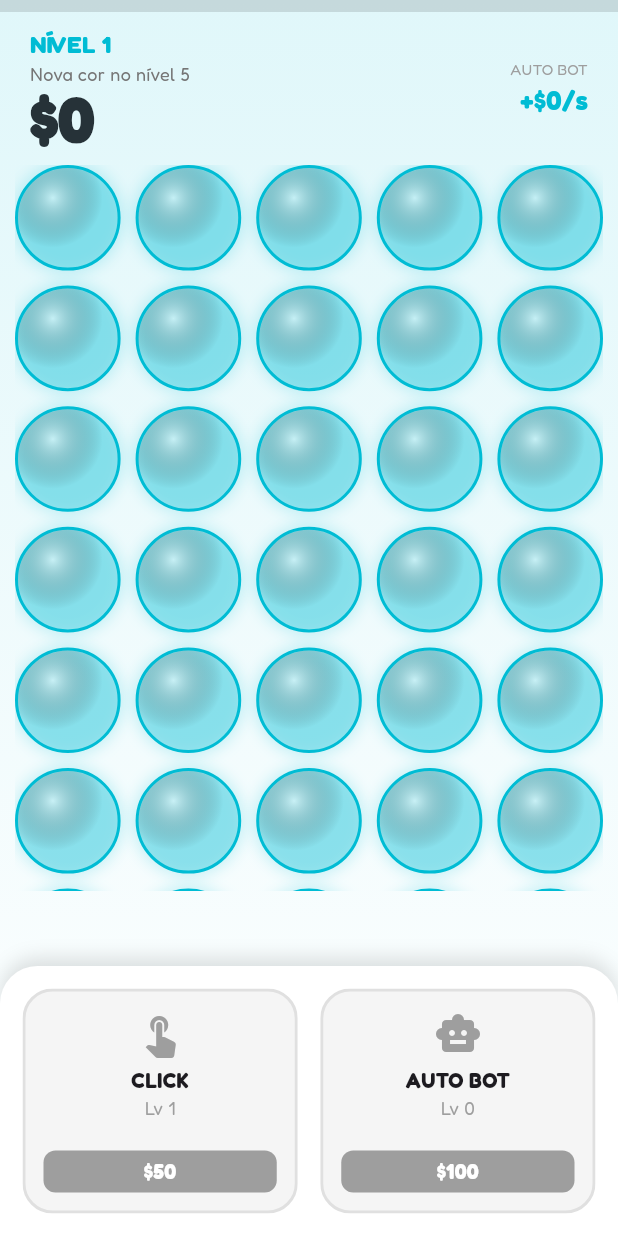
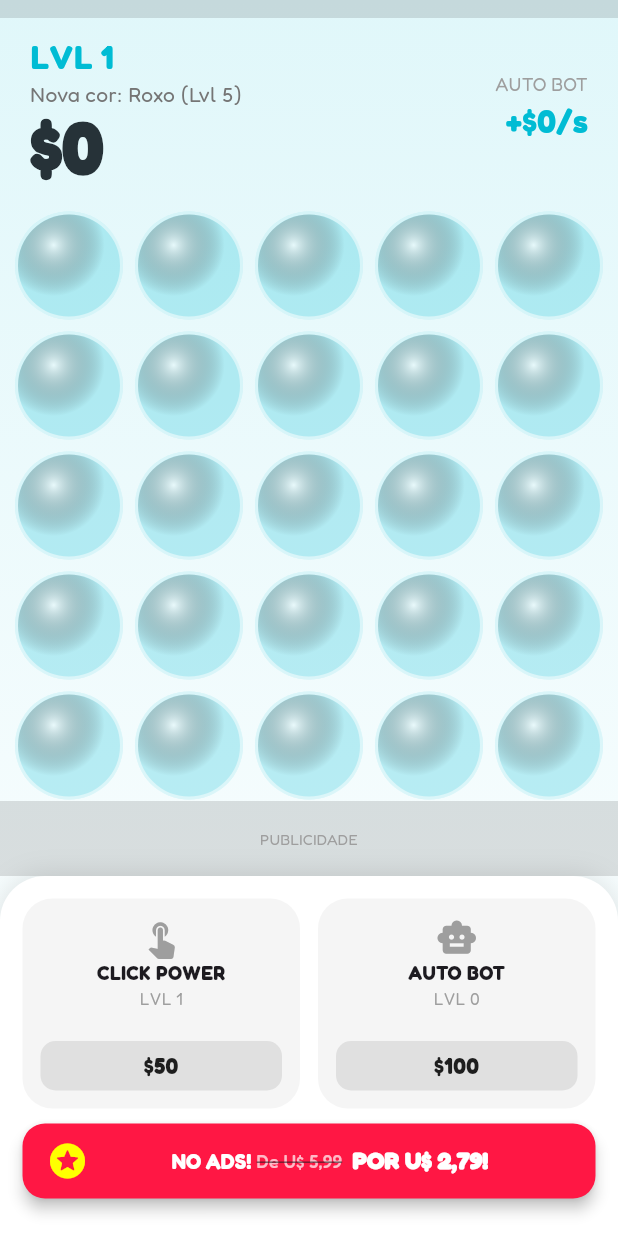
Before and after one commit to felipergalvao/plastico-bolha, a Flutter app: the screen it shows after launch, on a phone screen of 412 x 824 dp. Run offline on Flutter 3.47's test engine with Material 3 defaults, Android fonts, the phone set to English and light mode, and no system bars; our stand-ins replace audioplayers, google_fonts, google_mobile_ads, shared_preferences, vibration; network calls fail.

Commit message:
fix: restore swipe, fix pkg name, auto versioning

```diff
--- a/lib/main.dart
+++ b/lib/main.dart
@@ -41,42 +41,40 @@ class GameScreen extends StatefulWidget {
 }
 
 class _GameScreenState extends State<GameScreen> with WidgetsBindingObserver {
-  // --- Variáveis de Estado ---
+  // --- Estado ---
   double money = 0;
   double totalEarnings = 0;
   int clickValue = 1;
   double autoClickRate = 0;
   int levelClick = 1;
   int levelAuto = 0;
-
-  // Custos iniciais
   double costClickUpgrade = 50;
   double costAutoUpgrade = 100;
 
-  // Sistema
   final AudioPlayer _sfxPlayer = AudioPlayer();
   BannerAd? _bannerAd;
   bool _isBannerAdLoaded = false;
   InterstitialAd? _interstitialAd;
   Timer? _autoClickTimer;
 
-  // Grid Config (7 linhas para garantir espaço para o Ad)
+  // Grid Config (8 linhas para caber tudo e rolar se precisar)
   final int _columns = 5;
-  final int _rows = 7;
+  final int _rows = 8;
   late int _totalBubbles;
+  final double _gridPadding = 10.0;
 
-  // Chaves para as bolhas
   late List<GlobalKey<_BubbleWidgetState>> _bubbleKeys;
 
   @override
   void initState() {
     super.initState();
-    WidgetsBinding.instance.addObserver(this); // Monitorar ciclo de vida
+    WidgetsBinding.instance.addObserver(this);
     _totalBubbles = _columns * _rows;
     _bubbleKeys = List.generate(_totalBubbles, (_) => GlobalKey<_BubbleWidgetState>());
 
     _sfxPlayer.setReleaseMode(ReleaseMode.stop);
     _loadProgress();
+    _startAutoClicker();
 
     _initBannerAd();
     _loadInterstitialAd();
@@ -92,15 +90,12 @@ class _GameScreenState extends State<GameScreen> with WidgetsBindingObserver {
     super.dispose();
   }
 
-  // --- Ciclo de Vida: Pausa o Bot se sair do app ---
   @override
   void didChangeAppLifecycleState(AppLifecycleState state) {
     if (state == AppLifecycleState.paused) {
-      // Usuário saiu ou minimizou: PAUSA TUDO
       _autoClickTimer?.cancel();
       _saveProgress();
     } else if (state == AppLifecycleState.resumed) {
-      // Usuário voltou: RELIGA O BOT (sem dar dinheiro pelo tempo fora)
       _startAutoClicker();
     }
   }
@@ -109,15 +104,40 @@ class _GameScreenState extends State<GameScreen> with WidgetsBindingObserver {
     _autoClickTimer?.cancel();
     if (autoClickRate > 0) {
       _autoClickTimer = Timer.periodic(const Duration(seconds: 1), (timer) {
-        // Só adiciona dinheiro se o app estiver montado e ativo
-        if (mounted) {
-          _addMoney(autoClickRate);
-        }
+        if (mounted) _addMoney(autoClickRate);
       });
     }
   }
 
-  // --- Lógica do Jogo ---
+  // --- Lógica Matemática e Swipe ---
+
+  // Função crítica: Converte o toque na tela em índice da bolha
+  void _handleSwipe(Offset localPos, Size gridSize) {
+    // Área útil da grid descontando o padding
+    double activeWidth = gridSize.width - (_gridPadding * 2);
+    double activeHeight = gridSize.height - (_gridPadding * 2);
+
+    // Posição relativa dentro da área útil
+    double dx = localPos.dx - _gridPadding;
+    double dy = localPos.dy - _gridPadding;
+
+    // Se saiu da área, ignora
+    if (dx < 0 || dy < 0 || dx > activeWidth || dy > activeHeight) return;
+
+    // Tamanho exato de cada célula
+    double cellWidth = activeWidth / _columns;
+    double cellHeight = activeHeight / _rows;
+
+    int col = (dx / cellWidth).floor();
+    int row = (dy / cellHeight).floor();
+
+    if (col >= 0 && col < _columns && row >= 0 && row < _rows) {
+      int index = row * _columns + col;
+      if (index >= 0 && index < _totalBubbles) {
+        _bubbleKeys[index].currentState?.pop();
+      }
+    }
+  }
 
   String formatMoney(double value) {
     if (value >= 1000000) return "${(value / 1000000).toStringAsFixed(2)}M";
@@ -135,18 +155,18 @@ class _GameScreenState extends State<GameScreen> with WidgetsBindingObserver {
 
   Color get levelColor {
     int lvl = currentLevel;
-    if (lvl >= 20) return const Color(0xFF00FF41); // Verde Hacker
-    if (lvl >= 10) return const Color(0xFFFFD700); // Ouro
-    if (lvl >= 5) return const Color(0xFFBC13FE);  // Roxo
+    if (lvl >= 20) return const Color(0xFF00FF41);
+    if (lvl >= 10) return const Color(0xFFFFD700);
+    if (lvl >= 5) return const Color(0xFFBC13FE);
     return Colors.cyan;
   }
 
   String get nextGoalText {
     int lvl = currentLevel;
-    if (lvl < 5) return "Nova cor no nível 5";
-    if (lvl < 10) return "Nova cor no nível 10";
-    if (lvl < 20) return "Nova cor no nível 20";
-    return "Cores Maximizadas!";
+    if (lvl < 5) return "Nova cor: Roxo (Lvl 5)";
+    if (lvl < 10) return "Nova cor: Ouro (Lvl 10)";
+    if (lvl < 20) return "Nova cor: Hacker (Lvl 20)";
+    return "Mestre das Bolhas!";
   }
 
   void _addMoney(double amount) {
@@ -160,17 +180,15 @@ class _GameScreenState extends State<GameScreen> with WidgetsBindingObserver {
   }
 
   void _onLevelUp() {
-    // Tenta mostrar Interstitial ao subir de nível
     if (_interstitialAd != null) {
       _interstitialAd!.show();
-      _loadInterstitialAd(); // Já carrega o próximo
+      _loadInterstitialAd();
     }
     _playSound('cash.wav');
     ScaffoldMessenger.of(context).showSnackBar(
       SnackBar(
         backgroundColor: levelColor,
-        duration: const Duration(seconds: 1),
-        content: Text("LEVEL UP! Nível ${currentLevel}", style: const TextStyle(fontWeight: FontWeight.bold, color: Colors.black)),
+        content: Text("LEVEL UP! ${currentLevel}", style: const TextStyle(fontWeight: FontWeight.bold, color: Colors.black)),
       ),
     );
   }
@@ -178,12 +196,10 @@ class _GameScreenState extends State<GameScreen> with WidgetsBindingObserver {
   void _onPop() {
     _addMoney(clickValue.toDouble());
     _playSound('pop.wav');
-    if (!kIsWeb) Vibration.vibrate(duration: 15);
+    if (!kIsWeb) Vibration.vibrate(duration: 20);
   }
 
   void _playSound(String file) => _sfxPlayer.play(AssetSource('audio/$file'), volume: 0.5);
-
-  // --- Persistência de Dados (Save) ---
 
   Future<void> _saveProgress() async {
     final prefs = await SharedPreferences.getInstance();
@@ -200,22 +216,17 @@ class _GameScreenState extends State<GameScreen> with WidgetsBindingObserver {
       totalEarnings = prefs.getDouble('totalEarnings') ?? 0;
       levelClick = prefs.getInt('levelClick') ?? 1;
       levelAuto = prefs.getInt('levelAuto') ?? 0;
-
-      // Recalcula custos e força
       clickValue = levelClick;
       autoClickRate = levelAuto * 2.0;
       costClickUpgrade = (50 * pow(1.5, levelClick - 1)).toDouble();
       costAutoUpgrade = (100 * pow(1.5, levelAuto)).toDouble();
-
-      // Reinicia o bot se tiver upgrade comprado
       _startAutoClicker();
     });
   }
 
-  // --- Configuração de Ads ---
   void _initBannerAd() {
     _bannerAd = BannerAd(
-      adUnitId: 'ca-app-pub-3940256099942544/6300978111', // ID de Teste Google
+      adUnitId: 'ca-app-pub-3940256099942544/6300978111',
       size: AdSize.banner,
       request: const AdRequest(),
       listener: BannerAdListener(
@@ -227,7 +238,7 @@ class _GameScreenState extends State<GameScreen> with WidgetsBindingObserver {
 
   void _loadInterstitialAd() {
     InterstitialAd.load(
-      adUnitId: 'ca-app-pub-3940256099942544/1033173712', // ID de Teste Google
+      adUnitId: 'ca-app-pub-3940256099942544/1033173712',
       request: const AdRequest(),
       adLoadCallback: InterstitialAdLoadCallback(
         onAdLoaded: (ad) {
@@ -235,7 +246,7 @@ class _GameScreenState extends State<GameScreen> with WidgetsBindingObserver {
           _interstitialAd!.fullScreenContentCallback = FullScreenContentCallback(
             onAdDismissedFullScreenContent: (ad) {
               ad.dispose();
-              _loadInterstitialAd(); // Recarrega quando fecha
+              _loadInterstitialAd();
             },
             onAdFailedToShowFullScreenContent: (ad, error) {
               ad.dispose();
@@ -262,70 +273,76 @@ class _GameScreenState extends State<GameScreen> with WidgetsBindingObserver {
         child: SafeArea(
           child: Column(
             children: [
-              // Barra de XP
               LinearProgressIndicator(
                 value: currentLevelProgress,
                 backgroundColor: Colors.black12,
                 color: levelColor,
-                minHeight: 8,
+                minHeight: 12,
               ),
-
-              // Cabeçalho (Dinheiro e Info)
               Padding(
                 padding: const EdgeInsets.symmetric(horizontal: 20, vertical: 10),
                 child: Row(
                   mainAxisAlignment: MainAxisAlignment.spaceBetween,
                   children: [
                     Column(crossAxisAlignment: CrossAxisAlignment.start, children: [
-                      Text("NÍVEL $currentLevel", style: TextStyle(fontSize: 16, color: levelColor, fontWeight: FontWeight.bold)),
-                      Text(nextGoalText, style: TextStyle(fontSize: 12, color: Colors.grey.shade600)),
+                      Text("LVL $currentLevel", style: TextStyle(fontSize: 22, color: levelColor, fontWeight: FontWeight.bold)),
+                      Text(nextGoalText, style: TextStyle(fontSize: 14, color: Colors.grey.shade600)),
                       Text("\$${formatMoney(money)}",
                         style: TextStyle(
-                          fontSize: 42, fontWeight: FontWeight.w900, height: 1,
+                          fontSize: 48, fontWeight: FontWeight.w900, height: 1,
                           color: Colors.blueGrey.shade900,
                         )
                       ),
                     ]),
                     Column(crossAxisAlignment: CrossAxisAlignment.end, children: [
-                      const Text("AUTO BOT", style: TextStyle(fontSize: 10, color: Colors.grey)),
-                      Text("+\$${formatMoney(autoClickRate)}/s", style: TextStyle(fontSize: 18, fontWeight: FontWeight.bold, color: levelColor)),
+                      const Text("AUTO BOT", style: TextStyle(fontSize: 12, color: Colors.grey)),
+                      Text("+\$${formatMoney(autoClickRate)}/s", style: TextStyle(fontSize: 22, fontWeight: FontWeight.bold, color: levelColor)),
                     ]),
                   ],
                 ),
               ),
 
-              // ÁREA DO JOGO (GRID)
+              // --- ÁREA DO JOGO COM SWIPE ---
               Expanded(
-                child: Padding(
-                  padding: const EdgeInsets.symmetric(horizontal: 10),
+                child: LayoutBuilder(
+                  builder: (context, constraints) {
+                    // GestureDetector aqui captura o arrastar do dedo sobre a Grid inteira
+                    return GestureDetector(
+                      onPanUpdate: (details) => _handleSwipe(details.localPosition, constraints.biggest),
+                      onPanDown: (details) => _handleSwipe(details.localPosition, constraints.biggest),
                       child: GridView.builder(
-                    physics: const NeverScrollableScrollPhysics(), // Sem scroll
+                        padding: EdgeInsets.all(_gridPadding),
+                        physics: const NeverScrollableScrollPhysics(),
                         gridDelegate: SliverGridDelegateWithFixedCrossAxisCount(
                           crossAxisCount: _columns,
-                      mainAxisSpacing: 10,
-                      crossAxisSpacing: 10,
-                      childAspectRatio: 1.0, // Quadrado perfeito
+                          mainAxisSpacing: 8,
+                          crossAxisSpacing: 8,
                         ),
                         itemCount: _totalBubbles,
                         itemBuilder: (context, index) => BubbleWidget(
                           key: _bubbleKeys[index],
-                      onPop: _onPop, // Passa a função de clique
+                          onPop: _onPop,
                           activeColor: levelColor,
                         ),
                       ),
+                    );
+                  }
                 ),
               ),
 
-              // Espaço do Banner Ad (Fixo para não pular a tela)
-              SizedBox(
+              // --- ESPAÇO DO BANNER (FIXO) ---
+              // Sempre ocupa 50px de altura, carregando ou não
+              Container(
                 height: 50,
                 width: double.infinity,
+                color: _isBannerAdLoaded ? Colors.white : Colors.black12,
+                alignment: Alignment.center,
                 child: _isBannerAdLoaded
                     ? AdWidget(ad: _bannerAd!)
-                  : const Center(child: Text("...", style: TextStyle(color: Colors.transparent))),
+                    : const Text("PUBLICIDADE", style: TextStyle(fontSize: 10, color: Colors.grey)),
               ),
 
-              // LOJA
+              // --- LOJA RESTAURADA ---
               _buildStore(),
             ],
           ),
@@ -336,22 +353,26 @@ class _GameScreenState extends State<GameScreen> with WidgetsBindingObserver {
 
   Widget _buildStore() {
     return Container(
-      height: 180,
-      padding: const EdgeInsets.all(15),
+      height: 240, // Altura maior para caber o botão No Ads
+      padding: const EdgeInsets.fromLTRB(15, 15, 15, 25),
       decoration: BoxDecoration(
         color: Colors.white,
-        borderRadius: const BorderRadius.vertical(top: Radius.circular(25)),
-        boxShadow: [BoxShadow(color: Colors.black12, blurRadius: 10, offset: Offset(0, -5))],
+        borderRadius: const BorderRadius.vertical(top: Radius.circular(30)),
+        boxShadow: [BoxShadow(color: Colors.black12, blurRadius: 15)],
       ),
+      child: Column(
+        children: [
+          Expanded(
             child: Row(
+              crossAxisAlignment: CrossAxisAlignment.stretch,
               children: [
                 Expanded(child: _UpgradeCard(
-            title: "CLICK", level: levelClick, cost: costClickUpgrade,
+                  title: "CLICK POWER", level: levelClick, cost: costClickUpgrade,
                   icon: Icons.touch_app, canBuy: money >= costClickUpgrade,
                   formatCost: formatMoney,
                   onTap: () {
                     if (money >= costClickUpgrade) {
-                _playSound('buy.wav');
+                      _playSound('cash.wav');
                       setState(() {
                         money -= costClickUpgrade;
                         levelClick++;
@@ -362,14 +383,14 @@ class _GameScreenState extends State<GameScreen> with WidgetsBindingObserver {
                     }
                   },
                 )),
-          const SizedBox(width: 15),
+                const SizedBox(width: 12),
                 Expanded(child: _UpgradeCard(
                   title: "AUTO BOT", level: levelAuto, cost: costAutoUpgrade,
                   icon: Icons.smart_toy, canBuy: money >= costAutoUpgrade,
                   formatCost: formatMoney,
                   onTap: () {
                     if (money >= costAutoUpgrade) {
-                _playSound('buy.wav');
+                      _playSound('cash.wav');
                       setState(() {
                         money -= costAutoUpgrade;
                         levelAuto++;
@@ -383,11 +404,48 @@ class _GameScreenState extends State<GameScreen> with WidgetsBindingObserver {
                 )),
               ],
             ),
+          ),
+          const SizedBox(height: 10),
+          // Botão NO ADS Restaurado
+          SizedBox(
+            width: double.infinity,
+            height: 50,
+            child: ElevatedButton.icon(
+              onPressed: () {
+                ScaffoldMessenger.of(context).showSnackBar(
+                  const SnackBar(content: Text("Loja em manutenção. Em breve!")),
+                );
+              },
+              icon: const Icon(Icons.stars_rounded, color: Colors.yellowAccent, size: 28),
+              label: Row(
+                mainAxisAlignment: MainAxisAlignment.center,
+                children: [
+                  const Text("NO ADS! ", style: TextStyle(color: Colors.white, fontWeight: FontWeight.bold, fontSize: 14)),
+                  Text("De U\$ 5,99 ",
+                    style: TextStyle(
+                      color: Colors.white70,
+                      fontSize: 12,
+                      decoration: TextDecoration.lineThrough,
+                    )
+                  ),
+                  const Text(" POR U\$ 2,79!",
+                    style: TextStyle(color: Colors.white, fontWeight: FontWeight.w900, fontSize: 16)
+                  ),
+                ],
+              ),
+              style: ElevatedButton.styleFrom(
+                backgroundColor: Colors.redAccent.shade400,
+                elevation: 4,
+                shape: RoundedRectangleBorder(borderRadius: BorderRadius.circular(15)),
+              ),
+            ),
+          )
+        ],
+      ),
     );
   }
 }
 
-// WIDGET DA BOLHA (Com Detector de Toque Próprio)
 class BubbleWidget extends StatefulWidget {
   final VoidCallback onPop;
   final Color activeColor;
@@ -403,55 +461,36 @@ class _BubbleWidgetState extends State<BubbleWidget> with SingleTickerProviderSt
   @override
   void initState() {
     super.initState();
-    _controller = AnimationController(vsync: this, duration: const Duration(milliseconds: 80));
+    _controller = AnimationController(vsync: this, duration: const Duration(milliseconds: 100));
   }
 
   void pop() {
     if (isPopped) return;
     setState(() => isPopped = true);
     _controller.forward().then((_) => _controller.reverse());
-
-    widget.onPop(); // Ganha o dinheiro
-
-    // Respawn (1.5s a 3.5s)
-    Future.delayed(Duration(milliseconds: 1500 + Random().nextInt(2000)), () {
+    widget.onPop();
+    Future.delayed(Duration(milliseconds: 2000 + Random().nextInt(2500)), () {
       if (mounted) setState(() => isPopped = false);
     });
   }
 
   @override
   Widget build(BuildContext context) {
-    // AQUI ESTÁ A CORREÇÃO: O GestureDetector é dono da bolha
-    return GestureDetector(
-      onTap: pop, // Clicou na bolha, chama o pop da bolha
-      child: ScaleTransition(
-        scale: Tween(begin: 1.0, end: 0.85).animate(_controller),
+    return ScaleTransition(
+      scale: Tween(begin: 1.0, end: 0.8).animate(_controller),
       child: AnimatedContainer(
-          duration: const Duration(milliseconds: 300),
+        duration: const Duration(milliseconds: 200),
         decoration: BoxDecoration(
           shape: BoxShape.circle,
-            color: isPopped
-                ? Colors.grey.withOpacity(0.1)
-                : widget.activeColor.withOpacity(0.3),
-            border: Border.all(
-              color: isPopped ? Colors.transparent : widget.activeColor,
-              width: 2
-            ),
-            boxShadow: isPopped ? [] : [
-              BoxShadow(
-                color: widget.activeColor.withOpacity(0.2),
-                blurRadius: 8,
-                spreadRadius: 2,
-              )
-            ],
+          color: isPopped ? Colors.black.withOpacity(0.05) : widget.activeColor.withOpacity(0.25),
+          border: Border.all(color: isPopped ? Colors.transparent : Colors.white.withOpacity(0.5), width: 2),
         ),
         child: isPopped ? null : Container(
           decoration: const BoxDecoration(
             shape: BoxShape.circle,
             gradient: RadialGradient(
               center: Alignment(-0.3, -0.4),
-                colors: [Colors.white54, Colors.transparent],
-              ),
+              colors: [Colors.white70, Colors.transparent],
             ),
           ),
         ),
@@ -483,39 +522,34 @@ class _UpgradeCard extends StatelessWidget {
 
   @override
   Widget build(BuildContext context) {
-    return Material(
-      color: Colors.transparent,
-      child: InkWell(
+    return InkWell(
       onTap: onTap,
-        borderRadius: BorderRadius.circular(20),
-        child: Ink(
-          padding: const EdgeInsets.all(12),
+      child: AnimatedContainer(
+        duration: const Duration(milliseconds: 200),
+        padding: const EdgeInsets.all(10),
         decoration: BoxDecoration(
           color: canBuy ? Colors.white : Colors.grey.shade100,
           borderRadius: BorderRadius.circular(20),
-            border: Border.all(color: canBuy ? Colors.blueAccent : Colors.grey.shade300, width: 2),
+          border: Border.all(color: canBuy ? Colors.blueAccent : Colors.transparent, width: 2),
         ),
         child: Column(
-            mainAxisAlignment: MainAxisAlignment.center,
           children: [
-              Icon(icon, color: canBuy ? Colors.blueAccent : Colors.grey, size: 32),
-              const SizedBox(height: 5),
-              Text(title, style: const TextStyle(fontWeight: FontWeight.bold, fontSize: 14)),
-              Text("Lv $level", style: const TextStyle(fontSize: 12, color: Colors.grey)),
+            Icon(icon, color: canBuy ? Colors.blueAccent : Colors.grey, size: 28),
+            Text(title, textAlign: TextAlign.center, style: const TextStyle(fontWeight: FontWeight.bold, fontSize: 13)),
+            Text("LVL $level", style: const TextStyle(fontSize: 11, color: Colors.grey)),
             const Spacer(),
             Container(
               width: double.infinity,
-                padding: const EdgeInsets.symmetric(vertical: 4),
+              padding: const EdgeInsets.symmetric(vertical: 6),
               decoration: BoxDecoration(
-                  color: canBuy ? Colors.green : Colors.grey,
-                  borderRadius: BorderRadius.circular(8)
+                color: canBuy ? Colors.greenAccent : Colors.grey.shade300,
+                borderRadius: BorderRadius.circular(10)
               ),
               child: Text("\$${formatCost(cost)}",
                 textAlign: TextAlign.center,
-                  style: const TextStyle(color: Colors.white, fontWeight: FontWeight.bold, fontSize: 14)),
+                style: const TextStyle(color: Colors.black87, fontWeight: FontWeight.bold, fontSize: 15)),
             )
           ],
-          ),
         ),
       ),
     );
--- a/pubspec.yaml
+++ b/pubspec.yaml
@@ -24,7 +24,7 @@ dev_dependencies:
   flutter_launcher_icons: "^0.13.1"
 
 flutter_launcher_icons:
-  android: "ic_launcher"
+  android: "launcher_icon"
   ios: false
   image_path: "assets/images/icon.png"
   min_sdk_android: 21
```
Also changed, not shown: .github/workflows/build.yaml, 1 other file. Lines whose indentation alone changed are shown as unchanged.
